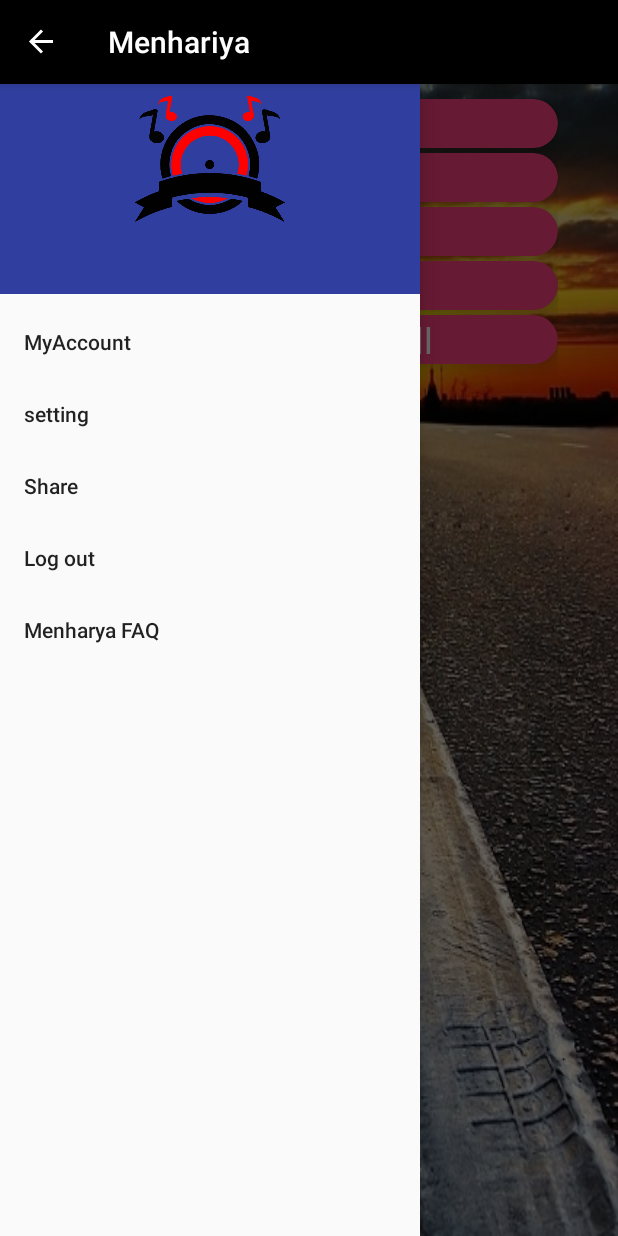
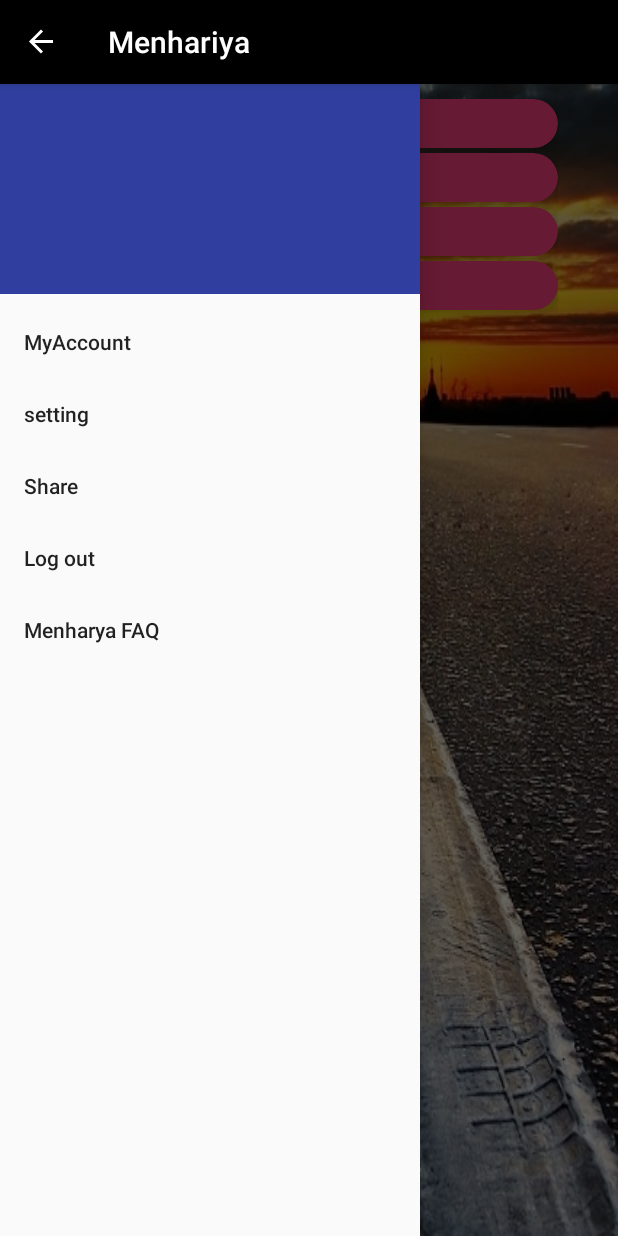
Before and after one commit to orolyana/mtms-final-android, an Android app: the MainActivity screen opened directly, with no data from a screen before it, with the side drawer open, on a phone screen of 412 x 824 dp. Run offline under Robolectric (Android 15) with nearby library versions, the light colour scheme and no system bars; our stand-ins replace Firebase (no records; nobody signed in at launch, a user with empty details on screens opened directly); libraries missing offline, so code that uses them is left out: com.google.zxing.integration.

Commit message:
commit two

```diff
--- a/app/src/main/java/com/example/ibra/project/Ticket.java
+++ b/app/src/main/java/com/example/ibra/project/Ticket.java
@@ -15,7 +15,7 @@ public class Ticket extends AppCompatActivity {
     @Override
     protected void onCreate(Bundle savedInstanceState) {
         super.onCreate(savedInstanceState);
-        setContentView(R.layout.activity_ticket);
+        setContentView(R.layout.activity_tickets);
 
        showstart=findViewById(R.id.show_start);
         showdestination=findViewById(R.id.show_destination);
--- a/app/src/main/res/layout/activity_main.xml
+++ b/app/src/main/res/layout/activity_main.xml
@@ -127,23 +127,7 @@
             app:cardBackgroundColor="@color/colorAccent"
             app:cardCornerRadius="25dp"
             app:cardElevation="8dp"
-            android:layout_marginBottom="@dimen/margin__below">
-            <RelativeLayout
-                android:layout_width="match_parent"
-                android:layout_height="match_parent">
-
-                <TextView
-                    android:id="@+id/textView6"
-                    android:layout_width="wrap_content"
-                    android:layout_height="wrap_content"
-                    android:layout_centerInParent="true"
-                    android:text="Emergency Call"
-                    android:textColor="#fff"
-                    android:textSize="24dp" />
-
-
-            </RelativeLayout>
-        </android.support.v7.widget.CardView>
+            android:layout_marginBottom="@dimen/margin__below"/>
 
       <!--  <android.support.v7.widget.CardView
             android:id="@+id/Share_button"
--- a/app/src/main/res/layout/navigation_header.xml
+++ b/app/src/main/res/layout/navigation_header.xml
@@ -3,13 +3,4 @@
     xmlns:app="http://schemas.android.com/apk/res-auto"
     android:layout_width="match_parent"
     android:layout_height="140dp"
-    android:background="@color/colorPrimaryDark">
-
-    <ImageView
-        android:id="@+id/imageView2"
-        android:layout_width="wrap_content"
-        android:layout_height="wrap_content"
-        android:layout_alignParentTop="true"
-        android:layout_centerHorizontal="true"
-        app:srcCompat="@mipmap/oromia" />
-</RelativeLayout>
+    android:background="@color/colorPrimaryDark"/>
```
Also changed, not shown: app/src/main/res/layout/activity_main2.xml (+20 -19 lines), app/src/main/res/layout/activity_tickets.xml (renamed from app/src/main/res/layout/activity_ticket.xml).
